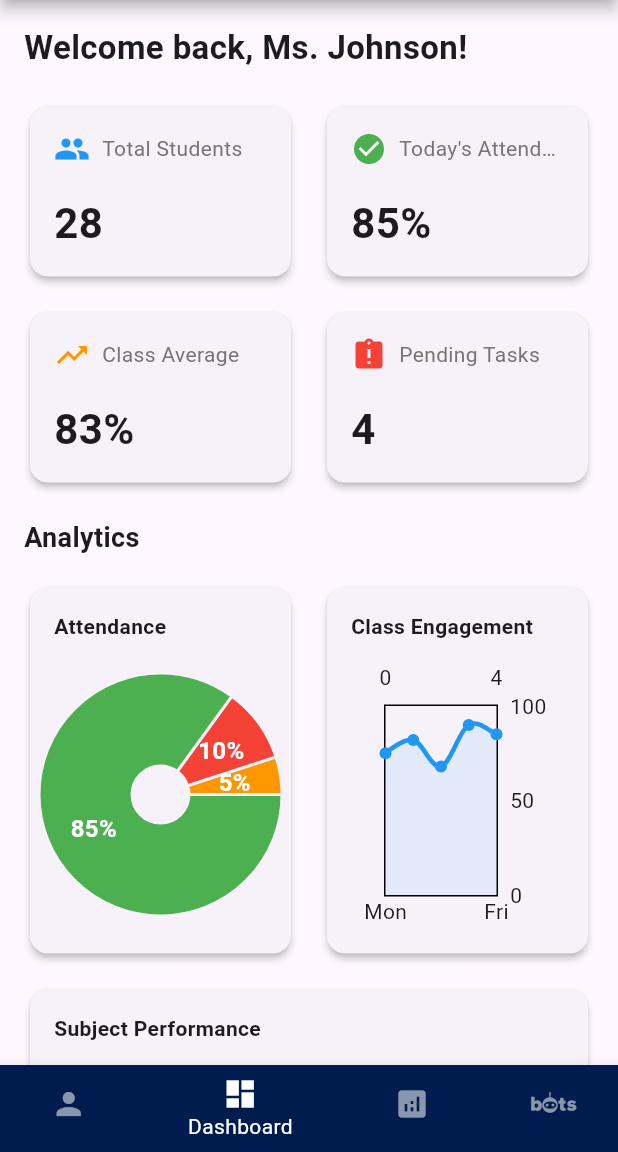
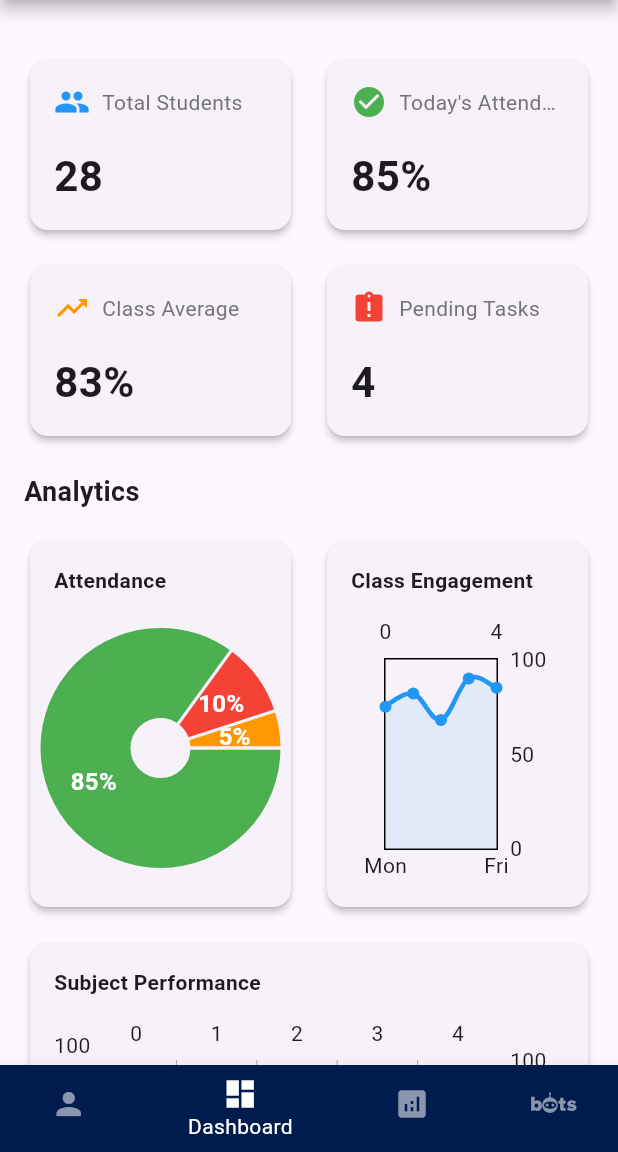
Before and after one commit to Shayan-Sen/final_year_codechamps_2, a Flutter app: the TeacherHome screen opened directly, item 2 of the bottom bar chosen, on a phone screen of 412 x 824 dp, the part 84-1236 px from its top. Run offline on Flutter 3.47's test engine with Material 3 defaults, Android fonts, the phone set to English and light mode, and no system bars; drawn by our look-alikes of fl_chart; our stand-ins replace cloud_firestore, dio, file_picker, firebase_auth, firebase_core, flutter_dotenv and 5 more; missing offline and left inert: cloudinary_sdk, flutter_ai_toolkit; accounts and stored records are empty; generated files the repository leaves out were written again.

Commit message:
Removed a hardcoded welcome text in teacher_home.dart.

```diff
--- a/lib/pages/home/teacher_home.dart
+++ b/lib/pages/home/teacher_home.dart
@@ -280,10 +280,6 @@ class _TeacherHomeState extends State<TeacherHome> {
       child: Column(
         crossAxisAlignment: CrossAxisAlignment.start,
         children: [
-          Text(
-            'Welcome back, Ms. Johnson!',
-            style: TextStyle(fontSize: 22, fontWeight: FontWeight.bold),
-          ),
           SizedBox(height: 20),
           _buildSummaryCards(),
           SizedBox(height: 20),
```
